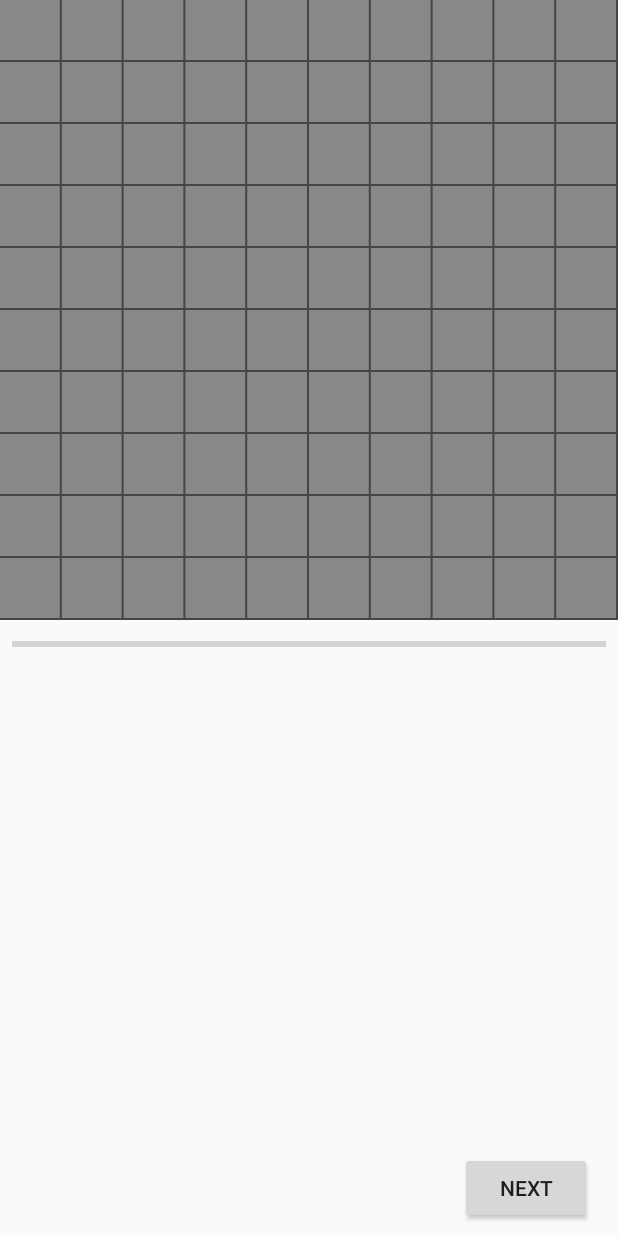
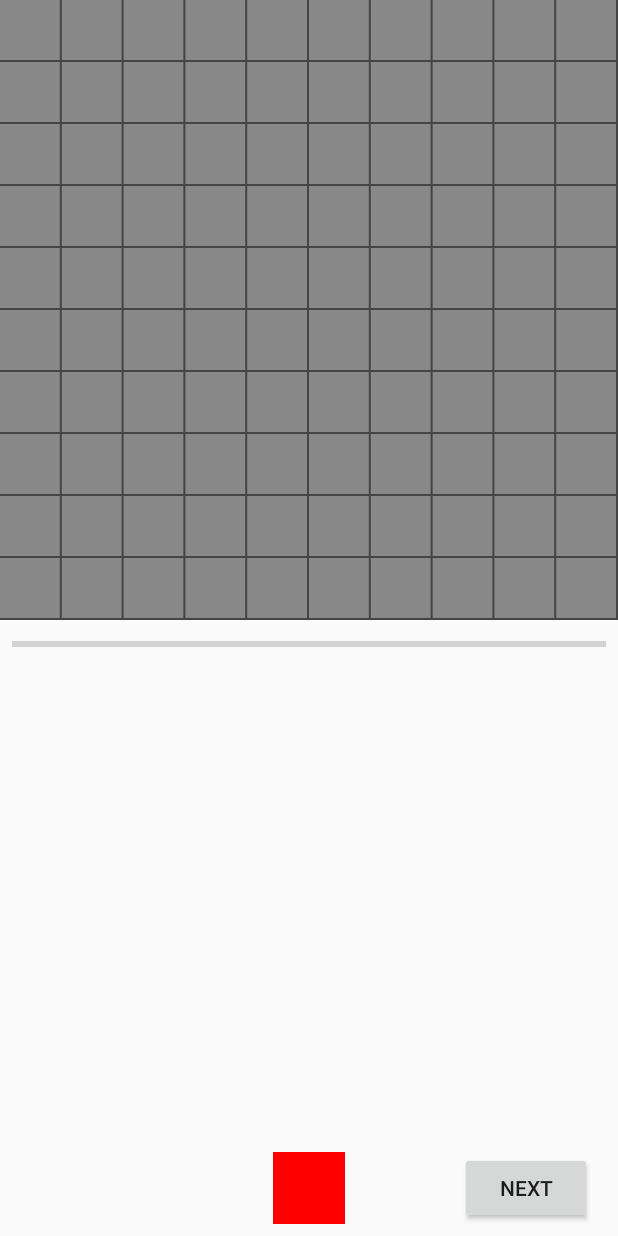
Before and after one commit to RensAlthuis/Competitive-GoL, an Android app: the MainActivity screen opened directly, with no data from a screen before it, after a tap on "NEXT", on a phone screen of 412 x 824 dp. Run offline under Robolectric (Android 15) with nearby library versions, the light colour scheme and no system bars.

Commit message:
Current players colour indicator.

```diff
--- a/app/src/main/java/com/example/rens/competitive_gol/Controller/BoardController.java
+++ b/app/src/main/java/com/example/rens/competitive_gol/Controller/BoardController.java
@@ -122,7 +122,7 @@ public class BoardController {
     public int getBoardHeight(){ return board.height; }
 
     private int curTeam() { return allPlayers.get(curPlayerIndex).getTeam(); }
-    private int curColor() { return allPlayers.get(curPlayerIndex).getColor(); }
+    public int curColor() { return allPlayers.get(curPlayerIndex).getColor(); }
 
     // zet de volgende speler
     public void nextPlayer(){
--- a/app/src/main/java/com/example/rens/competitive_gol/Controller/MainActivity.java
+++ b/app/src/main/java/com/example/rens/competitive_gol/Controller/MainActivity.java
@@ -8,6 +8,7 @@ import android.os.Bundle;
 import android.view.View;
 import android.view.Window;
 import android.view.WindowManager;
+import android.widget.ImageView;
 
 import java.util.ArrayList;
 
@@ -17,8 +18,9 @@ public class MainActivity extends Activity {
 
     static BoardController game; //Het actieve spel atm
 
-    Board board1 = new Board(10,10,new TileSettings()); //
-    Board board2 = new Board(10,10,new TileSettings()); // voorbeeld van meerdere levels
+    private Board board1 = new Board(10,10,new TileSettings()); //
+    private Board board2 = new Board(10,10,new TileSettings()); // voorbeeld van meerdere levels
+    private ImageView character;
 
     /***********************************************/
 
@@ -29,16 +31,25 @@ public class MainActivity extends Activity {
         getWindow().setFlags( WindowManager.LayoutParams.FLAG_FULLSCREEN, WindowManager.LayoutParams.FLAG_FULLSCREEN);
         setContentView(R.layout.activity_main);
 
+        // Het spel:
+        game = new BoardController(this, this, board1, 2);
+
+        character = (ImageView)findViewById(R.id.character);
+        updateCharacterIcon();
+
         // De next turn knop:
         findViewById(R.id.buttonNext).setOnClickListener(new View.OnClickListener() {
             @Override
             public void onClick(View v) {
                 game.update();
                 game.nextPlayer(); // <- 'een keer updaten = volgende speler' hierdoor
+                updateCharacterIcon();
             }
         });
 
-        // Het spel:
-        game = new BoardController(this, this, board1, 2);
+    }
+
+    private void updateCharacterIcon(){
+        character.setBackgroundColor(game.curColor());
     }
 }
--- a/app/src/main/java/com/example/rens/competitive_gol/Model/TileSettings.java
+++ b/app/src/main/java/com/example/rens/competitive_gol/Model/TileSettings.java
@@ -1,6 +1,4 @@
 package com.example.rens.competitive_gol.Model;
-
-import java.util.HashMap;
 
 public class TileSettings {
 
--- a/app/src/main/res/layout/activity_main.xml
+++ b/app/src/main/res/layout/activity_main.xml
@@ -70,8 +70,8 @@
 
         <ImageView
             android:id="@+id/character"
-            android:layout_width="wrap_content"
-            android:layout_height="wrap_content"
+            android:layout_width="@android:dimen/app_icon_size"
+            android:layout_height="@android:dimen/app_icon_size"
             android:layout_marginBottom="8dp"
             android:layout_marginEnd="8dp"
             android:layout_marginLeft="8dp"
@@ -82,8 +82,8 @@
             app:layout_constraintLeft_toLeftOf="parent"
             app:layout_constraintRight_toRightOf="parent"
             app:layout_constraintTop_toTopOf="parent"
-            app:srcCompat="@mipmap/ic_launcher"
-            app:layout_constraintVertical_bias="1.0" />
+            app:layout_constraintVertical_bias="1.0"
+            app:srcCompat="@color/colorAccent" />
 
         <TextSwitcher
             android:id="@+id/colorPrecent"
--- a/app/src/main/res/values/colors.xml
+++ b/app/src/main/res/values/colors.xml
@@ -2,5 +2,5 @@
 <resources>
     <color name="colorPrimary">#3F51B5</color>
     <color name="colorPrimaryDark">#303F9F</color>
-    <color name="colorAccent">#FF4081</color>
+    <color name="colorAccent">#ff4081</color>
 </resources>
```
